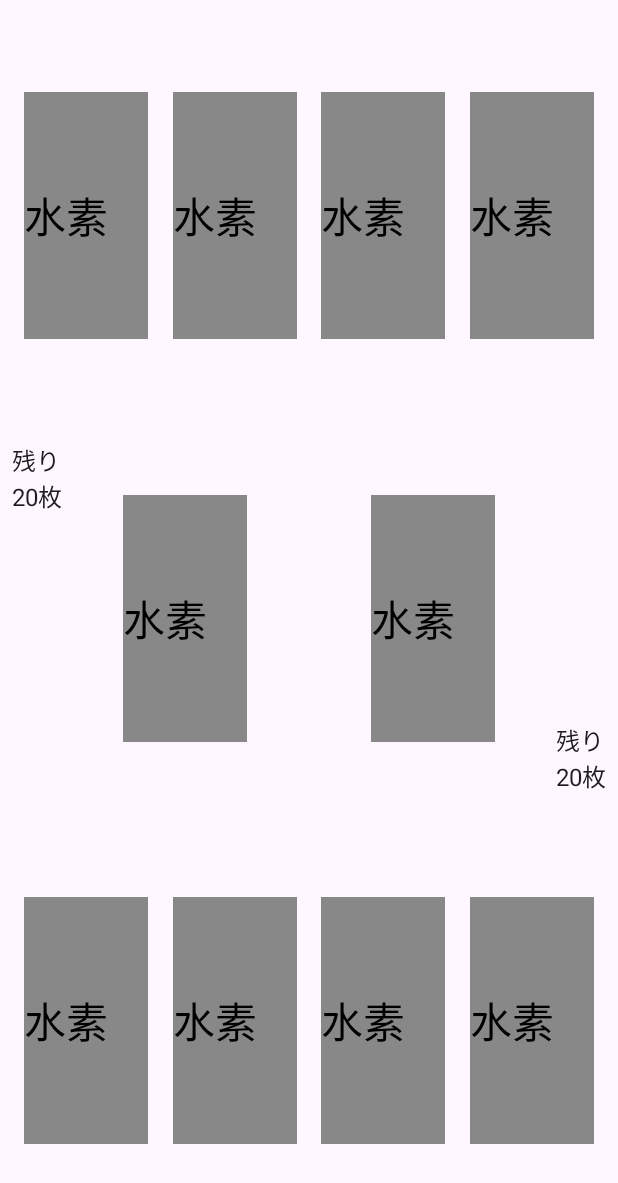
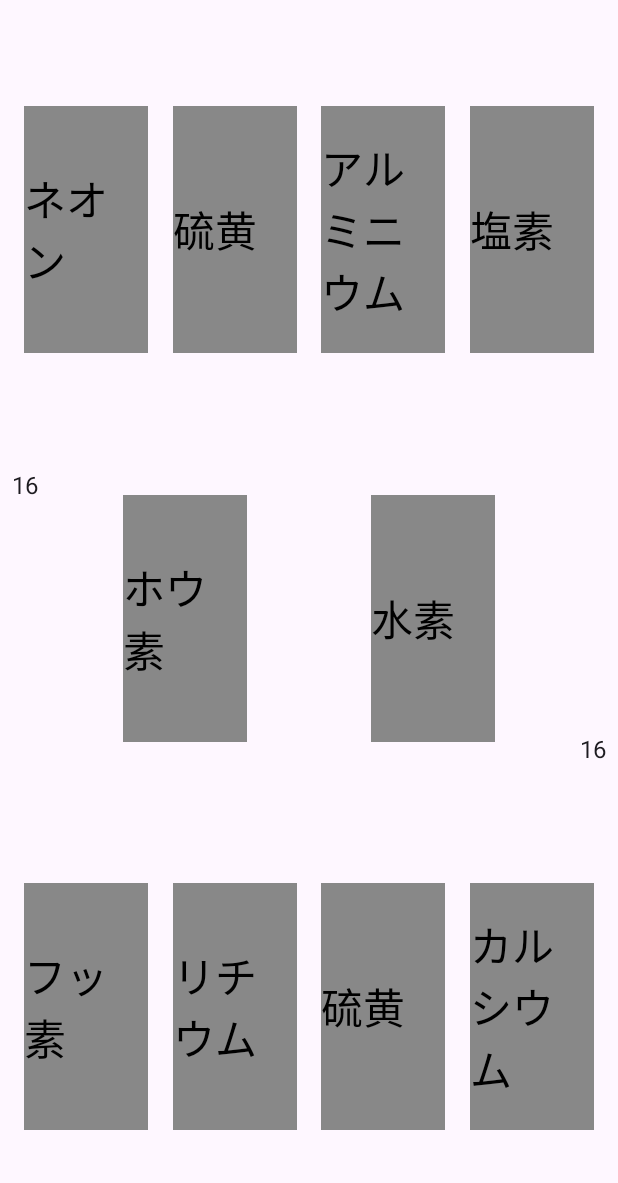
Before and after one commit to OtaTeruya/ElementSpeed_Android, an Android app built with Jetpack Compose: the screen it shows after launch (GameView), on a phone screen of 412 x 824 dp. Shown: the top 1183 px of the screen. Run offline under Robolectric (Android 15) with nearby library versions, the phone set to English and light mode, and no system bars; our stand-ins replace livedata-compose.

Commit message:
ViewModelに盤面の情報を保持し、GameView起動時にそれを初期化するようにした

```diff
--- a/app/build.gradle.kts
+++ b/app/build.gradle.kts
@@ -46,6 +46,7 @@ dependencies {
     implementation("androidx.lifecycle:lifecycle-runtime-ktx:2.8.4")
     implementation("androidx.activity:activity-compose:1.9.1")
     implementation(platform("androidx.compose:compose-bom:2024.06.00"))
+    implementation("androidx.compose.runtime:runtime-livedata:1.6.8")
     implementation("androidx.compose.ui:ui")
     implementation("androidx.compose.ui:ui-graphics")
     implementation("androidx.compose.ui:ui-tooling-preview")
--- a/app/src/main/java/com/complete/elementspeed/DaihudaFragment.kt
+++ b/app/src/main/java/com/complete/elementspeed/DaihudaFragment.kt
@@ -11,10 +11,13 @@ import androidx.compose.foundation.layout.fillMaxSize
 import androidx.compose.foundation.layout.fillMaxWidth
 import androidx.compose.material3.Surface
 import androidx.compose.runtime.Composable
+import androidx.compose.runtime.getValue
+import androidx.compose.runtime.livedata.observeAsState
 import androidx.compose.ui.Modifier
 import androidx.compose.ui.graphics.Color
 import androidx.compose.ui.platform.ComposeView
 import androidx.fragment.app.Fragment
+import androidx.lifecycle.ViewModelProvider
 
 class DaihudaFragment : Fragment() {
     override fun onCreateView(
@@ -35,6 +38,8 @@ class DaihudaFragment : Fragment() {
 
     @Composable
     fun DaihudaFragmentScreen() {
+        val viewModel = ViewModelProvider(requireActivity())[GameViewModel::class.java]
+        val daihuda by viewModel.daihudas.observeAsState()
         Column(
             modifier = Modifier.fillMaxSize(),
             verticalArrangement = Arrangement.Center
@@ -43,11 +48,9 @@ class DaihudaFragment : Fragment() {
                 modifier = Modifier.fillMaxWidth(),
                 horizontalArrangement = Arrangement.SpaceEvenly
             ) {
-                Card(Element(1,1,
-                    "H", "水素", "Hydrogen", 1.0))
-
-                Card(Element(1,1,
-                    "H", "水素", "Hydrogen", 1.0))
+                for (i in daihuda?.indices!!) {
+                    Card(daihuda!![i])
+                }
             }
         }
     }
--- a/app/src/main/java/com/complete/elementspeed/GameView.kt
+++ b/app/src/main/java/com/complete/elementspeed/GameView.kt
@@ -2,11 +2,16 @@ package com.complete.elementspeed
 
 import android.os.Bundle
 import androidx.appcompat.app.AppCompatActivity
+import androidx.lifecycle.ViewModelProvider
 
 class GameView: AppCompatActivity() {
+    private val tehudaGenerator = TehudaGenerator()
+
     override fun onCreate(savedInstanceState: Bundle?) {
         super.onCreate(savedInstanceState)
         setContentView(R.layout.view_game)
+
+        initializeAllCard()
 
         supportFragmentManager.beginTransaction()
             .replace(R.id.ly2p, Player2Fragment())
@@ -20,4 +25,26 @@ class GameView: AppCompatActivity() {
             .replace(R.id.ly_daihuda, DaihudaFragment())
             .commit()
     }
+
+    private fun initializeAllCard() {
+        val BAHUDA_NUM = 4
+        val viewModel = ViewModelProvider(this)[GameViewModel::class.java]
+
+        val tehuda2p = tehudaGenerator.generateTehudas()
+        viewModel.updateTehudas2p(tehuda2p)
+        viewModel.updateBahudas2p(tehuda2p.takeLast(BAHUDA_NUM))
+        viewModel.updateTehudaNumber2p(tehuda2p.size - BAHUDA_NUM)
+
+        val tehuda1p = tehudaGenerator.generateTehudas()
+        viewModel.updateTehudas1p(tehuda1p)
+        viewModel.updateBahudas1p(tehuda1p.takeLast(BAHUDA_NUM))
+        viewModel.updateTehudaNumber1p(tehuda1p.size - BAHUDA_NUM)
+
+        val DAIHUDA_NUM = 2
+        val daihudaList: MutableList<Element> = mutableListOf()
+        for (i in 0 until DAIHUDA_NUM) {
+            daihudaList += tehudaGenerator.getRandomElement()
+        }
+        viewModel.updateDaihudas(daihudaList)
+    }
 }
--- /dev/null
+++ b/app/src/main/java/com/complete/elementspeed/GameViewModel.kt
@@ -0,0 +1,42 @@
+package com.complete.elementspeed
+
+import androidx.lifecycle.MutableLiveData
+import androidx.lifecycle.ViewModel
+
+class GameViewModel: ViewModel() {
+    val bahudas2p: MutableLiveData<List<Element>> = MutableLiveData(emptyList())
+    val tehudas2p: MutableLiveData<List<Element>> = MutableLiveData(emptyList())
+    val tehudaNumber2p = MutableLiveData(0)
+    val bahudas1p: MutableLiveData<List<Element>> = MutableLiveData(emptyList())
+    val tehudas1p: MutableLiveData<List<Element>> = MutableLiveData(emptyList())
+    val tehudaNumber1p = MutableLiveData(0)
+    val daihudas: MutableLiveData<List<Element>> = MutableLiveData(emptyList())
+
+    fun updateBahudas2p(value: List<Element>) {
+        bahudas2p.value = value
+    }
+
+    fun updateTehudas2p(value: List<Element>) {
+        tehudas2p.value = value
+    }
+
+    fun updateTehudaNumber2p(value: Int) {
+        tehudaNumber2p.value = value
+    }
+
+    fun updateBahudas1p(value: List<Element>) {
+        bahudas1p.value = value
+    }
+
+    fun updateTehudas1p(value: List<Element>) {
+        tehudas1p.value = value
+    }
+
+    fun updateTehudaNumber1p(value: Int) {
+        tehudaNumber1p.value = value
+    }
+
+    fun updateDaihudas(value: List<Element>) {
+        daihudas.value = value
+    }
+}
--- a/app/src/main/java/com/complete/elementspeed/Player1Fragment.kt
+++ b/app/src/main/java/com/complete/elementspeed/Player1Fragment.kt
@@ -7,19 +7,21 @@ import android.view.ViewGroup
 import androidx.compose.foundation.layout.Arrangement
 import androidx.compose.foundation.layout.Column
 import androidx.compose.foundation.layout.Row
-import androidx.compose.foundation.layout.Spacer
 import androidx.compose.foundation.layout.fillMaxSize
 import androidx.compose.foundation.layout.fillMaxWidth
 import androidx.compose.foundation.layout.padding
 import androidx.compose.material3.Surface
 import androidx.compose.material3.Text
 import androidx.compose.runtime.Composable
+import androidx.compose.runtime.getValue
+import androidx.compose.runtime.livedata.observeAsState
 import androidx.compose.ui.Alignment
 import androidx.compose.ui.Modifier
 import androidx.compose.ui.platform.ComposeView
 import androidx.compose.ui.unit.dp
 import androidx.compose.ui.unit.sp
 import androidx.fragment.app.Fragment
+import androidx.lifecycle.ViewModelProvider
 
 class Player1Fragment : Fragment() {
     override fun onCreateView(
@@ -39,12 +41,16 @@ class Player1Fragment : Fragment() {
 
     @Composable
     fun Player1FragmentScreen() {
+        val viewModel = ViewModelProvider(requireActivity())[GameViewModel::class.java]
+        val bahudas1p by viewModel.bahudas1p.observeAsState()
+        val tehudaNumber1p by viewModel.tehudaNumber1p.observeAsState()
+
         Column(
             verticalArrangement = Arrangement.SpaceEvenly,
             horizontalAlignment = Alignment.End
         ){
             Text(
-                text = "残り\n20枚",
+                text = tehudaNumber1p.toString(),
                 fontSize = 16.sp,
                 modifier = Modifier.padding(8.dp)
             )
@@ -53,17 +59,9 @@ class Player1Fragment : Fragment() {
                 modifier = Modifier.fillMaxWidth(),
                 horizontalArrangement = Arrangement.SpaceEvenly
             ) {
-                Card(Element(1,1,
-                    "H", "水素", "Hydrogen", 1.0))
-
-                Card(Element(1,1,
-                    "H", "水素", "Hydrogen", 1.0))
-
-                Card(Element(1,1,
-                    "H", "水素", "Hydrogen", 1.0))
-
-                Card(Element(1,1,
-                    "H", "水素", "Hydrogen", 1.0))
+                for (i in bahudas1p?.indices!!) {
+                    Card(bahudas1p!![i])
+                }
             }
         }
     }
--- a/app/src/main/java/com/complete/elementspeed/Player2Fragment.kt
+++ b/app/src/main/java/com/complete/elementspeed/Player2Fragment.kt
@@ -13,14 +13,15 @@ import androidx.compose.foundation.layout.padding
 import androidx.compose.material3.Surface
 import androidx.compose.material3.Text
 import androidx.compose.runtime.Composable
+import androidx.compose.runtime.getValue
+import androidx.compose.runtime.livedata.observeAsState
 import androidx.compose.ui.Alignment
 import androidx.compose.ui.Modifier
-import androidx.compose.ui.graphics.Color
 import androidx.compose.ui.platform.ComposeView
-import androidx.compose.ui.text.style.TextAlign
 import androidx.compose.ui.unit.dp
 import androidx.compose.ui.unit.sp
 import androidx.fragment.app.Fragment
+import androidx.lifecycle.ViewModelProvider
 
 class Player2Fragment : Fragment() {
     override fun onCreateView(
@@ -40,6 +41,10 @@ class Player2Fragment : Fragment() {
 
     @Composable
     fun Player2FragmentScreen() {
+        val viewModel = ViewModelProvider(requireActivity())[GameViewModel::class.java]
+        val bahudas2p by viewModel.bahudas2p.observeAsState()
+        val tehudaNumber2p by viewModel.tehudaNumber2p.observeAsState()
+
         Column(
             verticalArrangement = Arrangement.SpaceEvenly,
             horizontalAlignment = Alignment.Start
@@ -48,21 +53,13 @@ class Player2Fragment : Fragment() {
                 modifier = Modifier.fillMaxWidth(),
                 horizontalArrangement = Arrangement.SpaceEvenly
             ) {
-                Card(Element(1,1,
-                    "H", "水素", "Hydrogen", 1.0))
-
-                Card(Element(1,1,
-                    "H", "水素", "Hydrogen", 1.0))
-
-                Card(Element(1,1,
-                    "H", "水素", "Hydrogen", 1.0))
-
-                Card(Element(1,1,
-                    "H", "水素", "Hydrogen", 1.0))
+                for (i in bahudas2p?.indices!!) {
+                    Card(bahudas2p!![i])
+                }
             }
 
             Text(
-                text = "残り\n20枚",
+                text = tehudaNumber2p.toString(),
                 fontSize = 16.sp,
                 modifier = Modifier.padding(8.dp)
             )
--- /dev/null
+++ b/app/src/main/java/com/complete/elementspeed/TehudaGenerator.kt
@@ -0,0 +1,18 @@
+package com.complete.elementspeed
+
+class TehudaGenerator {
+    private val poolOfElementNumbers = listOf(1,2,3,4,5,6,7,8,9,10,11,12,13,14,15,16,17,18,19,20)
+    private val elementData = ElementData()
+
+    fun generateTehudas(): List<Element> {
+        val tehudas: MutableList<Element> = mutableListOf()
+        for (elementNumber in poolOfElementNumbers.shuffled()) {
+            tehudas += elementData.getElement(elementNumber)
+        }
+        return tehudas
+    }
+
+    fun getRandomElement(): Element {
+        return elementData.getElement(poolOfElementNumbers.random())
+    }
+}
```
